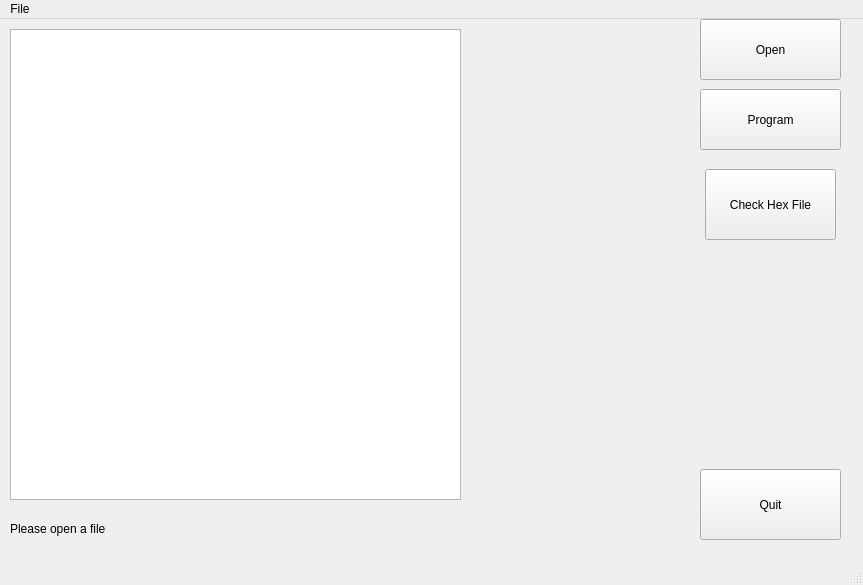
The window that branches/damunix/info/ui/mainwindow.ui (fransschreuder/usbpicprog) describes before a commit, drawn with Qt 5.
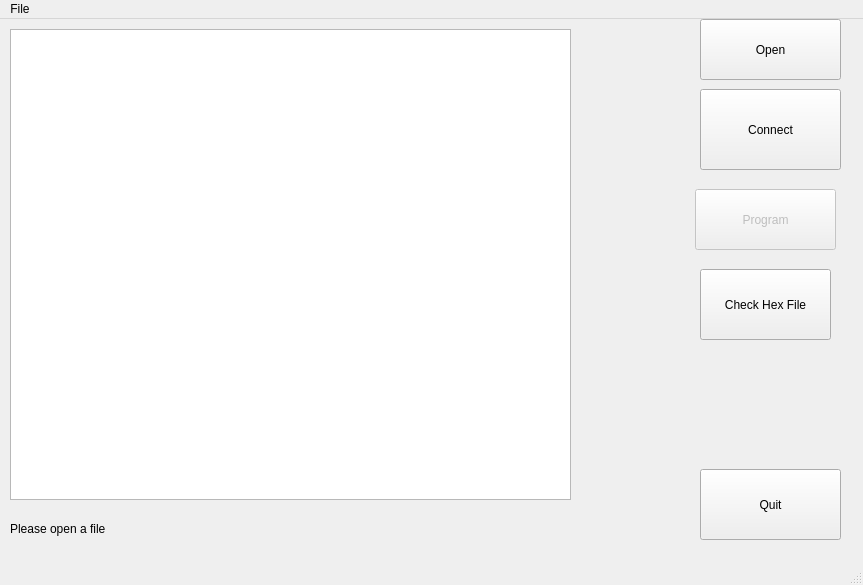
The same window after the commit.

Patch:
```diff
--- a/branches/damunix/info/ui/mainwindow.ui
+++ b/branches/damunix/info/ui/mainwindow.ui
@@ -40,10 +40,13 @@
     </property>
    </widget>
    <widget class="QPushButton" name="programButton" >
+    <property name="enabled" >
+     <bool>false</bool>
+    </property>
     <property name="geometry" >
      <rect>
-      <x>700</x>
-      <y>70</y>
+      <x>695</x>
+      <y>170</y>
       <width>141</width>
       <height>61</height>
      </rect>
@@ -57,7 +60,7 @@
      <rect>
       <x>10</x>
       <y>10</y>
-      <width>451</width>
+      <width>561</width>
       <height>471</height>
      </rect>
     </property>
@@ -78,8 +81,8 @@
    <widget class="QPushButton" name="checkHex" >
     <property name="geometry" >
      <rect>
-      <x>705</x>
-      <y>150</y>
+      <x>700</x>
+      <y>250</y>
       <width>131</width>
       <height>71</height>
      </rect>
@@ -88,6 +91,19 @@
      <string>Check Hex File</string>
     </property>
    </widget>
+   <widget class="QPushButton" name="connectButton" >
+    <property name="geometry" >
+     <rect>
+      <x>700</x>
+      <y>70</y>
+      <width>141</width>
+      <height>81</height>
+     </rect>
+    </property>
+    <property name="text" >
+     <string>Connect</string>
+    </property>
+   </widget>
   </widget>
   <widget class="QMenuBar" name="menubar" >
    <property name="geometry" >
```
